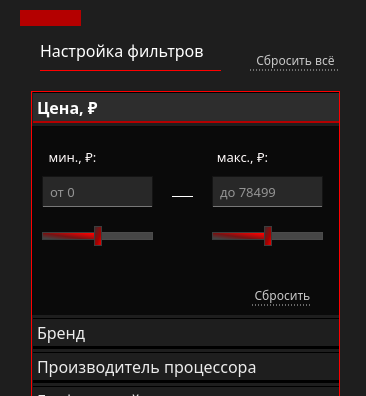
This is ui/filter/widgetVideoFilter.ui in marginalprog/git_pcconf as Qt 5 draws it before an edit; both pictures show x 0 to 366 and y 0 to 396 of the 366 by 788 pixel window. The edited form follows.
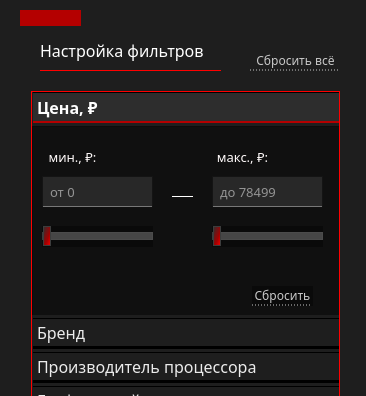
This is the edited form. Icons and pictures are not drawn.

What changed in the file:
```diff
--- a/ui/filter/widgetVideoFilter.ui
+++ b/ui/filter/widgetVideoFilter.ui
@@ -193,7 +193,7 @@
      </property>
      <property name="styleSheet">
       <string notr="true">QFrame{
-	background-color: rgb(10, 10, 10);
+	background-color: #101010;
 }</string>
      </property>
      <property name="frameShape">
@@ -270,7 +270,7 @@
 }</string>
       </property>
       <property name="value">
-       <number>50</number>
+       <number>0</number>
       </property>
       <property name="tracking">
        <bool>true</bool>
@@ -370,7 +370,7 @@
 }</string>
       </property>
       <property name="value">
-       <number>50</number>
+       <number>0</number>
       </property>
       <property name="orientation">
        <enum>Qt::Horizontal</enum>
```
Left out of the diff: 32 changed lines with no effect on the pictures.
